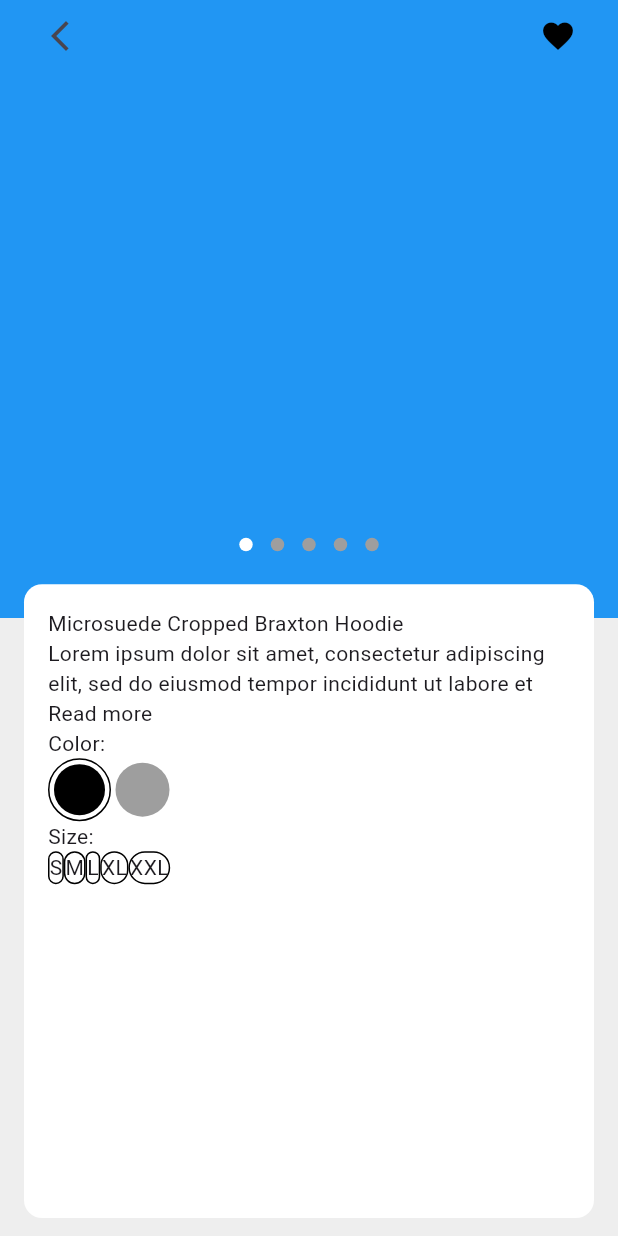
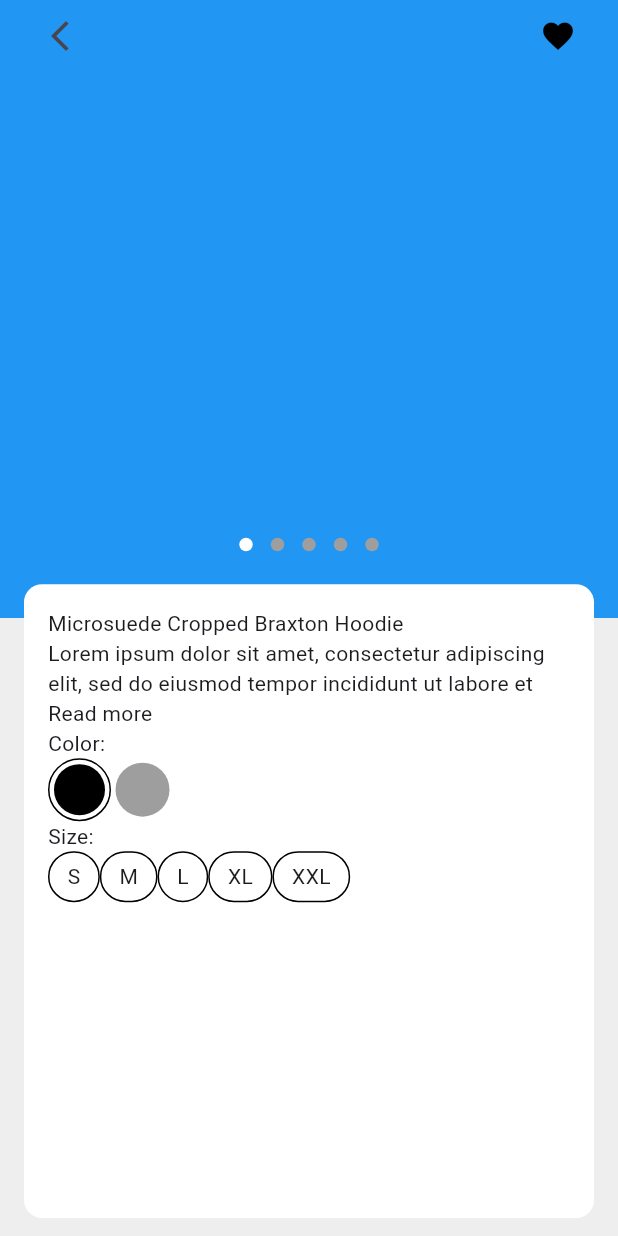
Before and after one commit to JAICHANGPARK/flutter_notebook_chapter_49, a Flutter app: the ECommerceDetailPage screen opened directly, on a phone screen of 412 x 824 dp. Run offline on Flutter 3.47's test engine with Material 3 defaults, Android fonts, the phone set to English and light mode, and no system bars; drawn by our look-alikes of dots_indicator; our stand-ins replace gap, google_fonts.

Commit message:
Update e_commerce_detail_page.dart

```diff
--- a/lib/ep2451_e_commerce_app/ui/e_commerce_detail_page.dart
+++ b/lib/ep2451_e_commerce_app/ui/e_commerce_detail_page.dart
@@ -128,6 +128,7 @@ class _ECommerceDetailPageState extends State<ECommerceDetailPage> {
                         Row(
                           children: ["S", "M", "L", "XL", "XXL"].map(
                             (e) => Container(
+                              padding: .symmetric(horizontal: 12, vertical: 6),
                               decoration: ShapeDecoration(
                                 shape: StadiumBorder(side: BorderSide()),
                               ),
```
